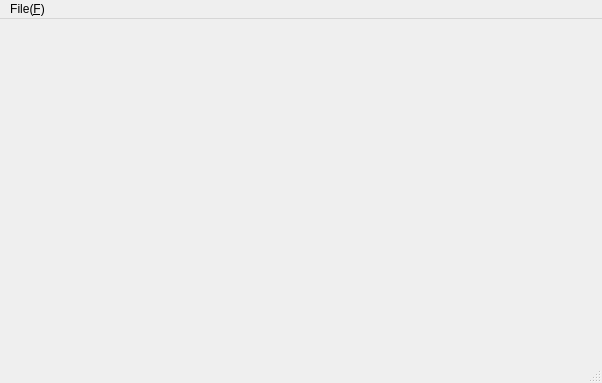
First picture: the form in mainwindow.ui, repository Leo-Lionni/Jarvis, before the edit.
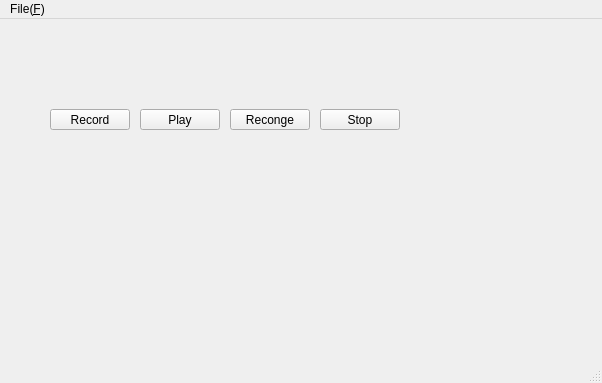
Second picture: the form after the edit.

Diff of the .ui file:
```diff
--- a/mainwindow.ui
+++ b/mainwindow.ui
@@ -13,7 +13,60 @@
   <property name="windowTitle">
    <string>MainWindow</string>
   </property>
-  <widget class="QWidget" name="centralWidget"/>
+  <widget class="QWidget" name="centralWidget">
+   <widget class="QPushButton" name="pushButtonRecord">
+    <property name="geometry">
+     <rect>
+      <x>50</x>
+      <y>90</y>
+      <width>80</width>
+      <height>21</height>
+     </rect>
+    </property>
+    <property name="text">
+     <string>Record</string>
+    </property>
+   </widget>
+   <widget class="QPushButton" name="pushButtonPlay">
+    <property name="geometry">
+     <rect>
+      <x>140</x>
+      <y>90</y>
+      <width>80</width>
+      <height>21</height>
+     </rect>
+    </property>
+    <property name="text">
+     <string>Play</string>
+    </property>
+   </widget>
+   <widget class="QPushButton" name="pushButtonRcon">
+    <property name="geometry">
+     <rect>
+      <x>230</x>
+      <y>90</y>
+      <width>80</width>
+      <height>21</height>
+     </rect>
+    </property>
+    <property name="text">
+     <string>Reconge</string>
+    </property>
+   </widget>
+   <widget class="QPushButton" name="pushButtonStop">
+    <property name="geometry">
+     <rect>
+      <x>320</x>
+      <y>90</y>
+      <width>80</width>
+      <height>21</height>
+     </rect>
+    </property>
+    <property name="text">
+     <string>Stop</string>
+    </property>
+   </widget>
+  </widget>
   <widget class="QMenuBar" name="menuBar">
    <property name="geometry">
     <rect>
```
Left out of the diff: 2 changed lines with no effect on the pictures.
